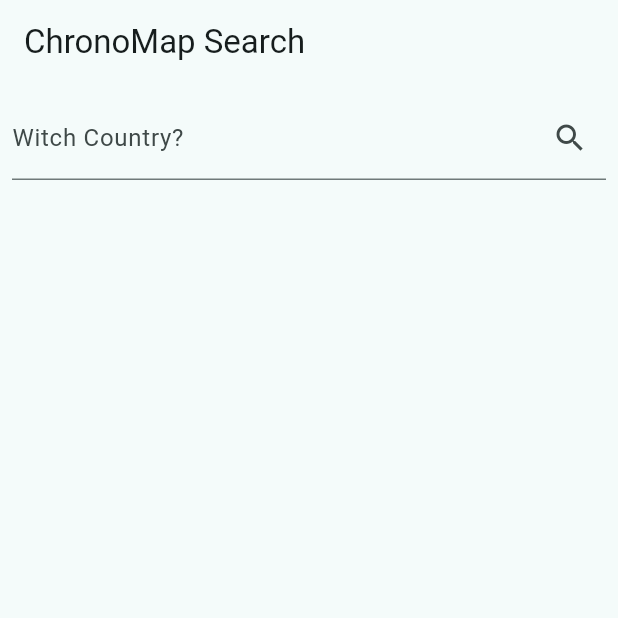
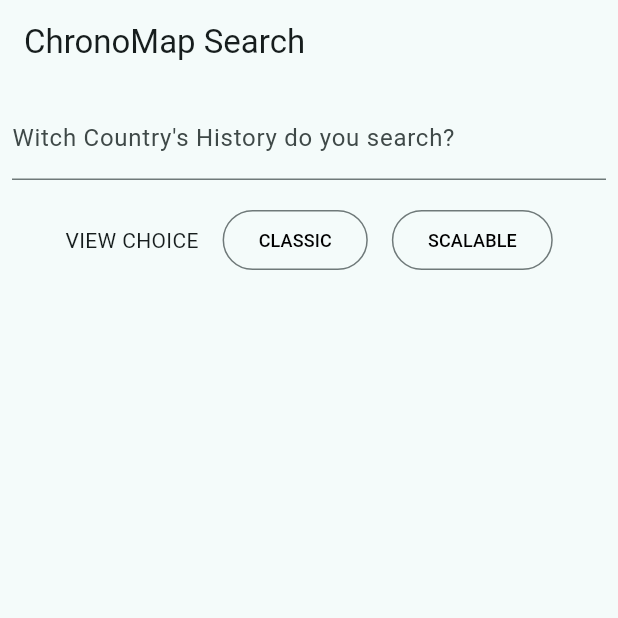
Before and after one commit to dongri727/chronomap-mobile, a Flutter app: the screen it shows after launch, on a phone screen of 412 x 824 dp, the top half of it. Run offline on Flutter 3.47's test engine with Material 3 defaults, Android fonts, the phone set to English and light mode, and no system bars; missing offline and left inert: acorn_client, serverpod_flutter.

```diff
--- a/lib/main.dart
+++ b/lib/main.dart
@@ -1,5 +1,7 @@
 import 'package:acorn_client/acorn_client.dart';
 import 'package:chronomap_mobile/search_page.dart';
+import 'package:chronomap_mobile/timeline/bloc_provider.dart';
+import 'package:chronomap_mobile/timeline/timeline.dart';
 import 'package:flutter/material.dart';
 import 'package:serverpod_flutter/serverpod_flutter.dart';
 
@@ -16,7 +18,10 @@ class MyApp extends StatelessWidget {
 
   @override
   Widget build(BuildContext context) {
-    return MaterialApp(
+    return BlocProvider(
+      t: Timeline(Theme.of(context).platform),
+      child: MaterialApp(
+        debugShowCheckedModeBanner: false,
         title: 'ChronoMap for Mobile',
         theme: ThemeData(
           useMaterial3: true,
@@ -24,6 +29,7 @@ class MyApp extends StatelessWidget {
           brightness: Brightness.light,
         ),
         home: const SearchPage(),
+      ),
     );
   }
 }
--- a/lib/search_page.dart
+++ b/lib/search_page.dart
@@ -1,3 +1,5 @@
+import 'package:chronomap_mobile/timeline/scalable.dart';
+import 'package:chronomap_mobile/utils/button.dart';
 import 'package:flutter/material.dart';
 import 'package:acorn_client/acorn_client.dart';
 import 'main.dart';
@@ -27,6 +29,18 @@ class SearchPageState extends State<SearchPage> {
     }
   }
 
+  void _onScalablePressed() async {
+    await fetchPrincipalByLocation(searchController.text);
+    if (listPrincipal.isNotEmpty) {
+      Navigator.push(
+          context,
+          MaterialPageRoute(
+            builder: (context) => Scalable(principal: listPrincipal),
+          ),
+      );
+    }
+  }
+
   @override
   Widget build(BuildContext context) {
     return Scaffold(
@@ -39,14 +53,32 @@ class SearchPageState extends State<SearchPage> {
             padding: const EdgeInsets.all(8.0),
             child: TextField(
               controller: searchController,
-              decoration: InputDecoration(
-                labelText: 'Witch Country?',
-                suffixIcon: IconButton(
-                  icon: const Icon(Icons.search),
-                  onPressed: () => fetchPrincipalByLocation(searchController.text),
+              decoration: const InputDecoration(
+                labelText: "Witch Country's History do you search?",
+              ),
+            ),
+          ),
+          Row(
+            mainAxisAlignment: MainAxisAlignment.center,
+            children: [
+              const Padding(
+                padding: EdgeInsets.all(8.0),
+                child: Text('VIEW CHOICE'),
+              ),
+              Padding(
+                padding: const EdgeInsets.all(8.0),
+                child: ButtonFormat(
+                    label: 'CLASSIC',
+                    onPressed: () => fetchPrincipalByLocation(searchController.text),
                 ),
               ),
-            ),
+              Padding(
+                padding: const EdgeInsets.all(8.0),
+                child: ButtonFormat(
+                    label: 'SCALABLE',
+                    onPressed: _onScalablePressed),
+              )
+            ],
           ),
           Expanded( // ListView.builderをExpandedで囲むことで、利用可能なスペースを埋めます
             child: ListView.builder(
@@ -73,10 +105,6 @@ class SearchPageState extends State<SearchPage> {
           ),
         ],
       ),
-/*      floatingActionButton: FloatingActionButton.extended(
-        onPressed: () => fetchPrincipalByLocation(searchController.text), // TextFieldからテキストを取得して検索を実行
-        label: const Text('SEARCH'),
-      ),*/
     );
   }
 }
--- a/lib/timeline/scalable.dart
+++ b/lib/timeline/scalable.dart
@@ -84,16 +84,8 @@ class ScalableState extends State<Scalable> {
           ),
 
           title: const Text("SCALABLE"),
-
         ),
-        body: Container(
-          decoration: const BoxDecoration(
-              image: DecorationImage(
-                image: AssetImage('assets/images/both.png'),
-                fit: BoxFit.cover,
-              )
-          ),
-          child: Padding(
+        body: Padding(
           padding: EdgeInsets.only(top: devicePadding.top),
           child: Column(
               crossAxisAlignment: CrossAxisAlignment.start,
@@ -146,7 +138,6 @@ class ScalableState extends State<Scalable> {
                     }))
                     //.toList(growable: false)
               ]),
-          ),
         )
     );
   }
--- /dev/null
+++ b/lib/utils/button.dart
@@ -0,0 +1,25 @@
+import 'package:flutter/material.dart';
+
+class ButtonFormat extends StatelessWidget {
+  final String label;
+  final VoidCallback onPressed;
+
+  const ButtonFormat ({
+    required this.label,
+    required this.onPressed,
+
+    super.key,
+  });
+
+  @override
+  Widget build(BuildContext context) {
+    return OutlinedButton(
+      onPressed: onPressed,
+      child: Text(label,
+        style: const TextStyle(
+            fontSize: 12,
+            color: Colors.black),
+      ),
+    );
+  }
+}
```
Lines whose indentation alone changed are shown as unchanged.
